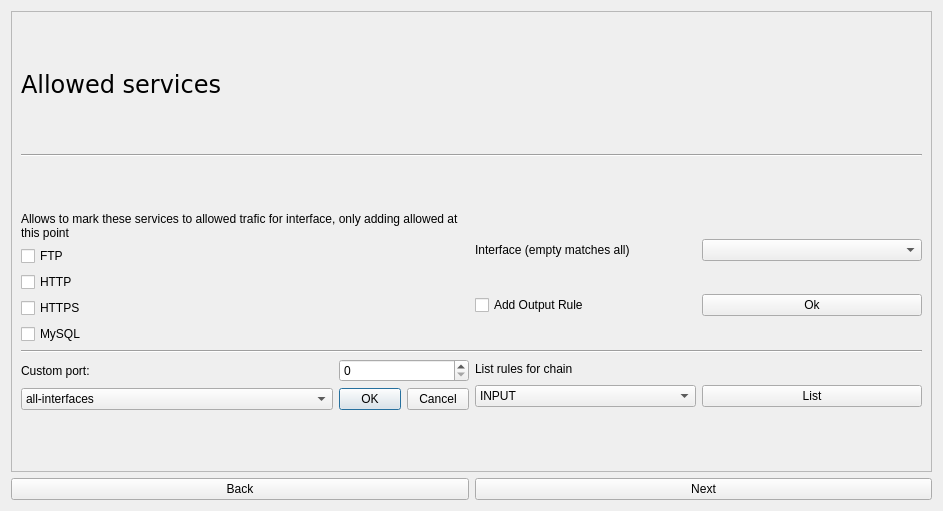
Before: the Qt Designer form firewall_window.ui in kubekpop/slm, drawn with Qt 5.
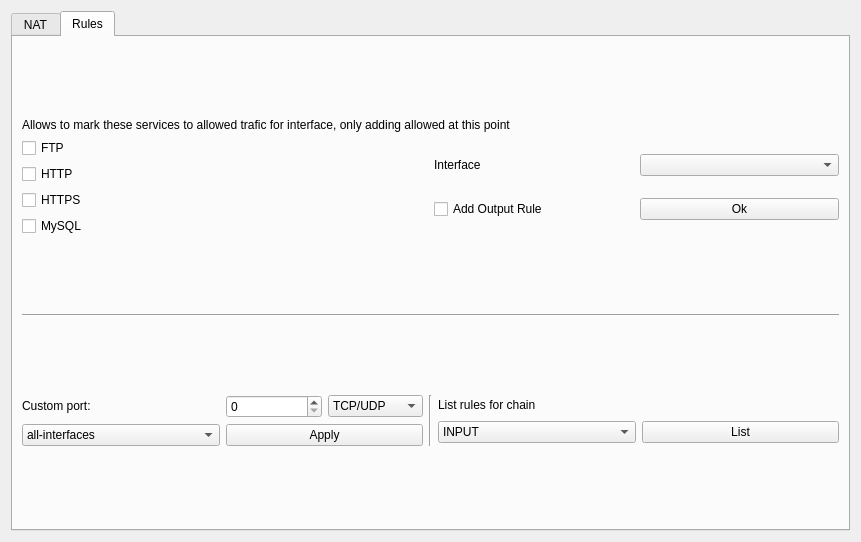
After: the same form once the commit is applied. The open tabs and pages were chosen to show the change. Icons and pictures are not drawn.

Commit message:
Updated firewall code, fixed backup-manager options, added new build
Fixed Firewall UI, commands are now being built and displayed in a popup. Backup-manager - added master frequency. Added build.

Diff of the .ui file:
```diff
--- a/firewall_window.ui
+++ b/firewall_window.ui
@@ -6,8 +6,8 @@
    <rect>
     <x>0</x>
     <y>0</y>
-    <width>943</width>
-    <height>511</height>
+    <width>861</width>
+    <height>542</height>
    </rect>
   </property>
   <property name="windowTitle">
@@ -18,74 +18,49 @@
     <normaloff>:/new/prefix2/resources/linux.svg</normaloff>:/new/prefix2/resources/linux.svg</iconset>
   </property>
   <layout class="QGridLayout" name="gridLayout_9">
-   <item row="2" column="0">
-    <layout class="QHBoxLayout" name="horizontalLayout_5">
-     <item>
-      <widget class="QPushButton" name="back">
-       <property name="text">
-        <string>Back</string>
-       </property>
-      </widget>
-     </item>
-     <item>
-      <widget class="QPushButton" name="next">
-       <property name="text">
-        <string>Next</string>
-       </property>
-      </widget>
-     </item>
-    </layout>
-   </item>
-   <item row="1" column="0">
-    <widget class="QStackedWidget" name="stackedWidget">
-     <property name="frameShape">
-      <enum>QFrame::StyledPanel</enum>
-     </property>
+   <item row="0" column="0">
+    <widget class="QTabWidget" name="tabWidget">
      <property name="currentIndex">
       <number>0</number>
      </property>
-     <widget class="QWidget" name="routing_dnat_page">
-      <layout class="QVBoxLayout" name="verticalLayout_2">
-       <item>
-        <widget class="QLabel" name="label_5">
-         <property name="sizePolicy">
-          <sizepolicy hsizetype="Preferred" vsizetype="Maximum">
-           <horstretch>0</horstretch>
-           <verstretch>0</verstretch>
-          </sizepolicy>
-         </property>
-         <property name="font">
-          <font>
-           <family>DejaVu Sans</family>
-           <pointsize>18</pointsize>
-          </font>
-         </property>
-         <property name="text">
-          <string>IP Translation</string>
-         </property>
-        </widget>
+     <widget class="QWidget" name="tab">
+      <attribute name="title">
+       <string>NAT</string>
+      </attribute>
+      <layout class="QGridLayout" name="gridLayout">
+       <item row="7" column="0">
+        <layout class="QHBoxLayout" name="horizontalLayout_4">
+         <item>
+          <widget class="QLabel" name="dnat_port_label">
+           <property name="text">
+            <string>Source port</string>
+           </property>
+          </widget>
+         </item>
+         <item>
+          <widget class="QLineEdit" name="source_port">
+           <property name="placeholderText">
+            <string>External port (eg. 2222)</string>
+           </property>
+          </widget>
+         </item>
+         <item>
+          <widget class="QLabel" name="label_2">
+           <property name="text">
+            <string> Destination port</string>
+           </property>
+          </widget>
+         </item>
+         <item>
+          <widget class="QLineEdit" name="destination_port">
+           <property name="placeholderText">
+            <string>Internal port (eg. 22)</string>
+           </property>
+          </widget>
+         </item>
+        </layout>
        </item>
-       <item>
-        <widget class="Line" name="line">
-         <property name="orientation">
-          <enum>Qt::Horizontal</enum>
-         </property>
-        </widget>
-       </item>
-       <item>
-        <widget class="QLabel" name="routing_label">
-         <property name="sizePolicy">
-          <sizepolicy hsizetype="Minimum" vsizetype="Fixed">
-           <horstretch>0</horstretch>
-           <verstretch>0</verstretch>
-          </sizepolicy>
-         </property>
-         <property name="text">
-          <string>ROUTING</string>
-         </property>
-        </widget>
-       </item>
-       <item>
+       <item row="1" column="0">
         <layout class="QHBoxLayout" name="horizontalLayout">
          <item>
           <widget class="QLabel" name="local_interface_label">
@@ -106,7 +81,27 @@
          </item>
         </layout>
        </item>
-       <item>
+       <item row="5" column="0">
+        <widget class="Line" name="routing_dnat_line">
+         <property name="orientation">
+          <enum>Qt::Horizontal</enum>
+         </property>
+        </widget>
+       </item>
+       <item row="4" column="0">
+        <widget class="QLabel" name="dnat_label">
+         <property name="sizePolicy">
+          <sizepolicy hsizetype="Minimum" vsizetype="Fixed">
+           <horstretch>0</horstretch>
+           <verstretch>0</verstretch>
+          </sizepolicy>
+         </property>
+         <property name="text">
+          <string>DNAT</string>
+         </property>
+        </widget>
+       </item>
+       <item row="2" column="0">
         <layout class="QHBoxLayout" name="horizontalLayout_2">
          <item>
           <widget class="QLabel" name="internet_interface_label">
@@ -133,7 +128,31 @@
          </item>
         </layout>
        </item>
-       <item>
+       <item row="8" column="0">
+        <layout class="QHBoxLayout" name="horizontalLayout_6">
+         <item>
+          <widget class="QLabel" name="dnat_interface_label">
+           <property name="text">
+            <string>Source interface</string>
+           </property>
+          </widget>
+         </item>
+         <item>
+          <widget class="QComboBox" name="source_interface"/>
+         </item>
+         <item>
+          <widget class="QLabel" name="label_3">
+           <property name="text">
+            <string>Destination interface</string>
+           </property>
+          </widget>
+         </item>
+         <item>
+          <widget class="QComboBox" name="destination_interface"/>
+         </item>
+        </layout>
+       </item>
+       <item row="3" column="0">
         <layout class="QHBoxLayout" name="horizontalLayout_8">
          <item>
           <spacer name="horizontalSpacer_4">
@@ -176,27 +195,7 @@
          </item>
         </layout>
        </item>
-       <item>
-        <widget class="QLabel" name="dnat_label">
-         <property name="sizePolicy">
-          <sizepolicy hsizetype="Minimum" vsizetype="Fixed">
-           <horstretch>0</horstretch>
-           <verstretch>0</verstretch>
-          </sizepolicy>
-         </property>
-         <property name="text">
-          <string>DNAT</string>
-         </property>
-        </widget>
-       </item>
-       <item>
-        <widget class="Line" name="routing_dnat_line">
-         <property name="orientation">
-          <enum>Qt::Horizontal</enum>
-         </property>
-        </widget>
-       </item>
-       <item>
+       <item row="6" column="0">
         <layout class="QHBoxLayout" name="horizontalLayout_3">
          <item>
           <widget class="QLabel" name="dnat_ip_label">
@@ -246,63 +245,20 @@
          </item>
         </layout>
        </item>
-       <item>
-        <layout class="QHBoxLayout" name="horizontalLayout_4">
-         <item>
-          <widget class="QLabel" name="dnat_port_label">
-           <property name="text">
-            <string>Source port</string>
-           </property>
-          </widget>
-         </item>
-         <item>
-          <widget class="QLineEdit" name="source_port">
-           <property name="placeholderText">
-            <string>External port (eg. 2222)</string>
-           </property>
-          </widget>
-         </item>
-         <item>
-          <widget class="QLabel" name="label_2">
-           <property name="text">
-            <string> Destination port</string>
-           </property>
-          </widget>
-         </item>
-         <item>
-          <widget class="QLineEdit" name="destination_port">
-           <property name="placeholderText">
-            <string>Internal port (eg. 22)</string>
-           </property>
-          </widget>
-         </item>
-        </layout>
+       <item row="0" column="0">
+        <widget class="QLabel" name="routing_label">
+         <property name="sizePolicy">
+          <sizepolicy hsizetype="Minimum" vsizetype="Fixed">
+           <horstretch>0</horstretch>
+           <verstretch>0</verstretch>
+          </sizepolicy>
+         </property>
+         <property name="text">
+          <string>ROUTING</string>
+         </property>
+        </widget>
        </item>
-       <item>
-        <layout class="QHBoxLayout" name="horizontalLayout_6">
-         <item>
-          <widget class="QLabel" name="dnat_interface_label">
-           <property name="text">
-            <string>Source interface</string>
-           </property>
-          </widget>
-         </item>
-         <item>
-          <widget class="QComboBox" name="source_interface"/>
-         </item>
-         <item>
-          <widget class="QLabel" name="label_3">
-           <property name="text">
-            <string>Destination interface</string>
-           </property>
-          </widget>
-         </item>
-         <item>
-          <widget class="QComboBox" name="destination_interface"/>
-         </item>
-        </layout>
-       </item>
-       <item>
+       <item row="9" column="0">
         <layout class="QHBoxLayout" name="horizontalLayout_7">
          <item>
           <spacer name="horizontalSpacer">
@@ -350,116 +306,84 @@
        </item>
       </layout>
      </widget>
-     <widget class="QWidget" name="services_page">
+     <widget class="QWidget" name="tab_2">
+      <attribute name="title">
+       <string>Rules</string>
+      </attribute>
       <layout class="QVBoxLayout" name="verticalLayout">
        <item>
-        <widget class="QLabel" name="to_label">
-         <property name="sizePolicy">
-          <sizepolicy hsizetype="Preferred" vsizetype="Maximum">
-           <horstretch>0</horstretch>
-           <verstretch>0</verstretch>
-          </sizepolicy>
-         </property>
-         <property name="font">
-          <font>
-           <family>DejaVu Sans</family>
-           <pointsize>18</pointsize>
-           <weight>50</weight>
-           <italic>false</italic>
-           <bold>false</bold>
-          </font>
-         </property>
-         <property name="text">
-          <string>Allowed services </string>
-         </property>
-        </widget>
-       </item>
-       <item>
-        <widget class="Line" name="line_2">
-         <property name="sizePolicy">
-          <sizepolicy hsizetype="Preferred" vsizetype="Maximum">
-           <horstretch>0</horstretch>
-           <verstretch>0</verstretch>
-          </sizepolicy>
-         </property>
-         <property name="orientation">
-          <enum>Qt::Horizontal</enum>
-         </property>
-        </widget>
-       </item>
-       <item>
-        <layout class="QGridLayout" name="services_layout">
-         <item row="2" column="1">
-          <layout class="QGridLayout" name="rules_layout">
-           <item row="1" column="1">
-            <widget class="QPushButton" name="list_rules_ok">
+        <layout class="QGridLayout" name="gridLayout_3">
+         <item row="1" column="0">
+          <layout class="QGridLayout" name="gridLayout_2">
+           <item row="2" column="0">
+            <widget class="QCheckBox" name="https_check">
              <property name="text">
-              <string>List</string>
+              <string>HTTPS</string>
              </property>
             </widget>
            </item>
            <item row="1" column="0">
-            <widget class="QComboBox" name="list_rules_chain">
-             <item>
-              <property name="text">
-               <string>INPUT</string>
-              </property>
-             </item>
-             <item>
-              <property name="text">
-               <string>OUTPUT</string>
-              </property>
-             </item>
-             <item>
-              <property name="text">
-               <string>FORWARD</string>
-              </property>
-             </item>
-             <item>
-              <property name="text">
-               <string>NAT</string>
-              </property>
-             </item>
+            <widget class="QCheckBox" name="http_check">
+             <property name="text">
+              <string>HTTP</string>
+             </property>
             </widget>
            </item>
-           <item row="0" column="0" colspan="2">
-            <widget class="QLabel" name="list_rules_label">
-             <property name="sizePolicy">
-              <sizepolicy hsizetype="Preferred" vsizetype="Maximum">
-               <horstretch>0</horstretch>
-               <verstretch>0</verstretch>
-              </sizepolicy>
+           <item row="3" column="0">
+            <widget class="QCheckBox" name="sql_check">
+             <property name="text">
+              <string>MySQL</string>
              </property>
+            </widget>
+           </item>
+           <item row="0" column="0">
+            <widget class="QCheckBox" name="ftp_check">
              <property name="text">
-              <string>List rules for chain</string>
+              <string>FTP</string>
              </property>
             </widget>
            </item>
           </layout>
          </item>
-         <item row="0" column="1">
-          <layout class="QGridLayout" name="interface_layout">
+         <item row="0" column="0" colspan="2">
+          <widget class="QLabel" name="allowed_services_label">
+           <property name="sizePolicy">
+            <sizepolicy hsizetype="Preferred" vsizetype="Maximum">
+             <horstretch>0</horstretch>
+             <verstretch>0</verstretch>
+            </sizepolicy>
+           </property>
+           <property name="text">
+            <string>Allows to mark these services to allowed trafic for interface, only adding allowed at this point</string>
+           </property>
+           <property name="wordWrap">
+            <bool>true</bool>
+           </property>
+          </widget>
+         </item>
+         <item row="1" column="1">
+          <layout class="QGridLayout" name="services_layout">
            <item row="0" column="1">
             <widget class="QComboBox" name="allowed_interface_services"/>
            </item>
            <item row="0" column="0">
             <widget class="QLabel" name="label_10">
              <property name="text">
-              <string>Interface (empty matches all)</string>
+              <string>Interface</string>
              </property>
              <property name="wordWrap">
               <bool>true</bool>
              </property>
             </widget>
            </item>
-           <item row="2" column="0">
+           <item row="1" column="0">
             <widget class="QCheckBox" name="add_output_rule">
              <property name="text">
               <string>Add Output Rule</string>
              </property>
             </widget>
            </item>
-           <item row="2" column="1">
+           <item row="1" column="1">
             <widget class="QPushButton" name="allowed_services_ok">
              <property name="text">
               <string>Ok</string>
@@ -468,10 +392,27 @@
            </item>
           </layout>
          </item>
-         <item row="2" column="0">
+        </layout>
+       </item>
+       <item>
+        <widget class="Line" name="line">
+         <property name="orientation">
+          <enum>Qt::Horizontal</enum>
+         </property>
+        </widget>
+       </item>
+       <item>
+        <layout class="QHBoxLayout" name="horizontalLayout_5">
+         <item>
           <layout class="QGridLayout" name="custom_port_layout">
            <item row="0" column="0">
             <widget class="QLabel" name="custom_port_label">
+             <property name="sizePolicy">
+              <sizepolicy hsizetype="Preferred" vsizetype="Maximum">
+               <horstretch>0</horstretch>
+               <verstretch>0</verstretch>
+              </sizepolicy>
+             </property>
              <property name="text">
               <string>Custom port:</string>
              </property>
@@ -486,89 +427,95 @@
              </item>
             </widget>
            </item>
+           <item row="1" column="1">
+            <widget class="QPushButton" name="custom_port_apply">
+             <property name="text">
+              <string>Apply</string>
+             </property>
+            </widget>
+           </item>
            <item row="0" column="1">
-            <widget class="QSpinBox" name="custom_port_value">
-             <property name="maximum">
-              <number>99999</number>
-             </property>
-            </widget>
+            <layout class="QHBoxLayout" name="horizontalLayout_10">
+             <item>
+              <widget class="QSpinBox" name="custom_port_value">
+               <property name="maximum">
+                <number>99999</number>
+               </property>
+              </widget>
+             </item>
+             <item>
+              <widget class="QComboBox" name="protocol_combo_box">
+               <item>
+                <property name="text">
+                 <string>TCP/UDP</string>
+                </property>
+               </item>
+               <item>
+                <property name="text">
+                 <string>TCP</string>
+                </property>
+               </item>
+               <item>
+                <property name="text">
+                 <string>UDP</string>
+                </property>
+               </item>
+              </widget>
+             </item>
+            </layout>
            </item>
-           <item row="1" column="1">
-            <widget class="QDialogButtonBox" name="button_box">
-             <property name="sizePolicy">
-              <sizepolicy hsizetype="Fixed" vsizetype="Fixed">
-               <horstretch>0</horstretch>
-               <verstretch>0</verstretch>
-              </sizepolicy>
-             </property>
-             <property name="maximumSize">
-              <size>
-               <width>130</width>
-               <height>16777215</height>
-              </size>
-             </property>
-             <property name="standardButtons">
-              <set>QDialogButtonBox::Cancel|QDialogButtonBox::Ok</set>
-             </property>
-            </widget>
-           </item>
           </layout>
          </item>
-         <item row="0" column="0">
-          <layout class="QGridLayout" name="gridLayout_5">
-           <item row="3" column="0">
-            <widget class="QCheckBox" name="https_check">
-             <property name="text">
-              <string>HTTPS</string>
-             </property>
-            </widget>
-           </item>
-           <item row="0" column="0">
-            <widget class="QLabel" name="allowed_services_label">
-             <property name="sizePolicy">
-              <sizepolicy hsizetype="Preferred" vsizetype="Maximum">
-               <horstretch>0</horstretch>
-               <verstretch>0</verstretch>
-              </sizepolicy>
-             </property>
-             <property name="text">
-              <string>Allows to mark these services to allowed trafic for interface, only adding allowed at this point</string>
-             </property>
-             <property name="wordWrap">
-              <bool>true</bool>
-             </property>
-            </widget>
-           </item>
-           <item row="4" column="0">
-            <widget class="QCheckBox" name="sql_check">
-             <property name="text">
-              <string>MySQL</string>
-             </property>
-            </widget>
-           </item>
-           <item row="2" column="0">
-            <widget class="QCheckBox" name="http_check">
-             <property name="text">
-              <string>HTTP</string>
-             </property>
-            </widget>
-           </item>
-           <item row="1" column="0">
-            <widget class="QCheckBox" name="ftp_check">
-             <property name="text">
-              <string>FTP</string>
-             </property>
-            </widget>
-           </item>
-          </layout>
-         </item>
-         <item row="1" column="0" colspan="2">
-          <widget class="Line" name="services_line">
+         <item>
+          <widget class="Line" name="line_2">
            <property name="orientation">
-            <enum>Qt::Horizontal</enum>
+            <enum>Qt::Vertical</enum>
            </property>
           </widget>
          </item>
+         <item>
+          <layout class="QGridLayout" name="rules_layout">
+           <item row="1" column="1">
+            <widget class="QPushButton" name="list_rules_ok">
+             <property name="text">
+              <string>List</string>
+             </property>
+            </widget>
+           </item>
+           <item row="1" column="0">
+            <widget class="QComboBox" name="list_rules_chain">
+             <item>
+              <property name="text">
+               <string>INPUT</string>
+              </property>
+             </item>
+             <item>
+              <property name="text">
+               <string>OUTPUT</string>
+              </property>
+             </item>
+             <item>
+              <property name="text">
+               <string>FORWARD</string>
+              </property>
+             </item>
+            </widget>
+           </item>
+           <item row="0" column="0" colspan="2">
+            <widget class="QLabel" name="list_rules_label">
+             <property name="sizePolicy">
+              <sizepolicy hsizetype="Preferred" vsizetype="Maximum">
+               <horstretch>0</horstretch>
+               <verstretch>0</verstretch>
+              </sizepolicy>
+             </property>
+             <property name="text">
+              <string>List rules for chain</string>
+             </property>
+            </widget>
+           </item>
+          </layout>
+         </item>
         </layout>
        </item>
       </layout>
```
The commit also changes 5 other files.
